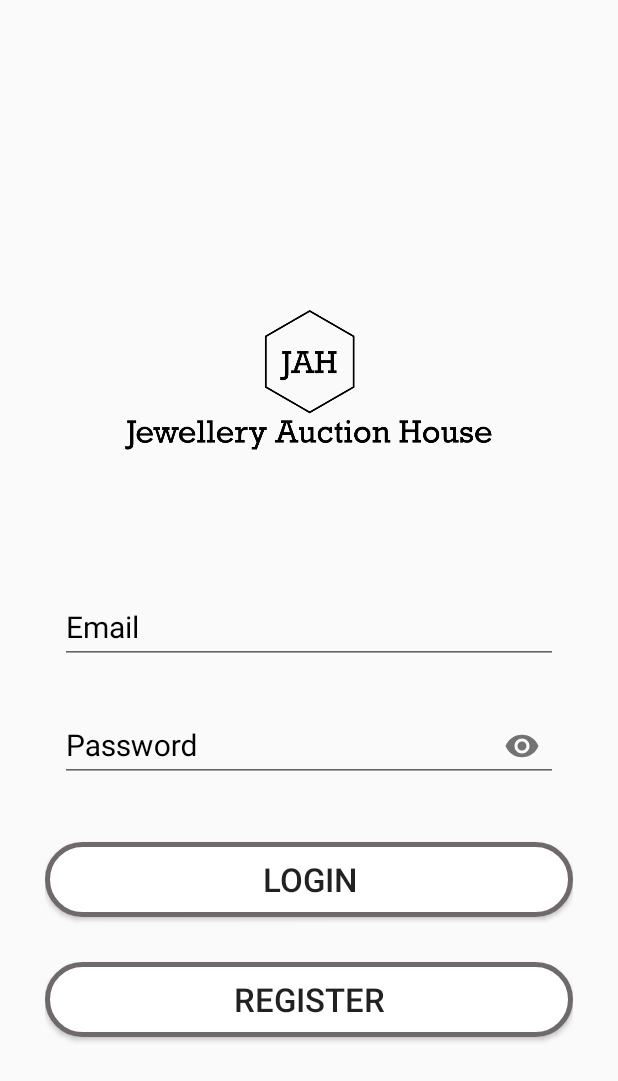
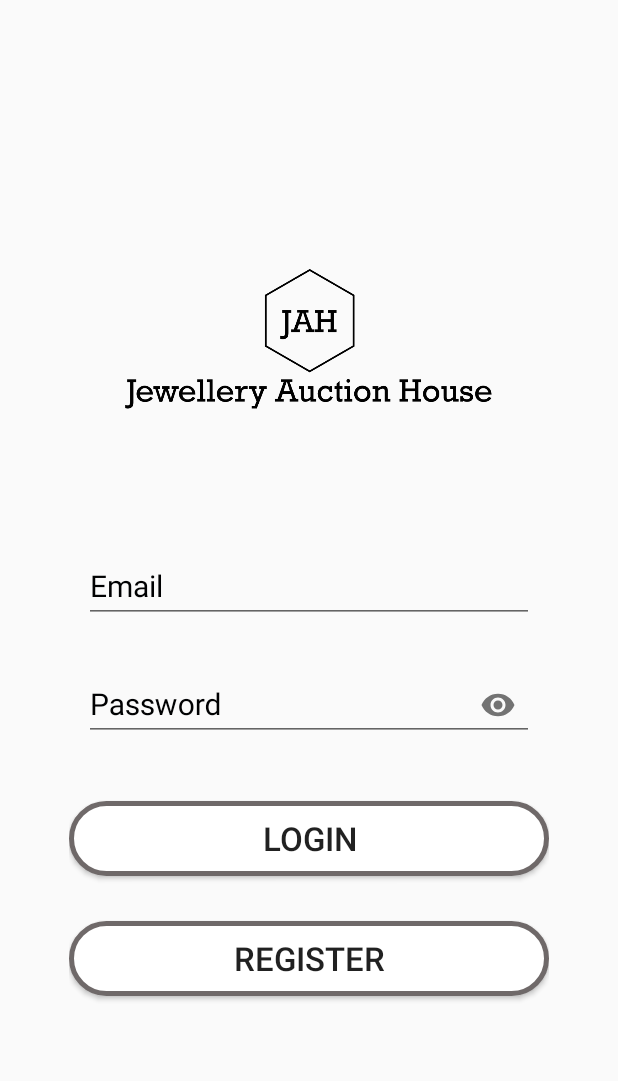
Before and after one commit to surajvdya/android-app, an Android app: the screen it shows after launch (LoginActivity), on a phone screen of 412 x 824 dp. Shown: the top 1081 px of the screen. Run offline under Robolectric (Android 15) with nearby library versions, the phone set to English and light mode, and no system bars.

Commit message:
file changes

```diff
--- a/app/src/main/java/com/jewelleryauction/jewelleryauctionhouse/url/Url.java
+++ b/app/src/main/java/com/jewelleryauction/jewelleryauctionhouse/url/Url.java
@@ -5,7 +5,7 @@ import retrofit2.converter.gson.GsonConverterFactory;
 
 public class Url {
     public static final String base_url = "http://10.0.2.2:3000/";
-    // public static final String base_url = "http://172.100.100.5:3000/";
+    // public static final String base_url = "http://192.168.0.1:3000/";
     public static String token = "";
     public static String imagePath = base_url + "upload/";
 
--- a/app/src/main/res/layout/activity_login.xml
+++ b/app/src/main/res/layout/activity_login.xml
@@ -16,6 +16,11 @@
 
         app:srcCompat="@drawable/logo" />
 
+    <LinearLayout
+        android:layout_width="320dp"
+        android:layout_height="371dp"
+        android:orientation="vertical">
+
         <com.google.android.material.textfield.TextInputLayout
             android:layout_width="match_parent"
             android:layout_height="wrap_content"
@@ -31,10 +36,10 @@
                 android:ems="10"
                 android:hint="Email"
                 android:inputType="text"
+                android:maxWidth="200dp"
                 android:textSize="20sp" />
 
         </com.google.android.material.textfield.TextInputLayout>
-
 
         <com.google.android.material.textfield.TextInputLayout
             android:layout_width="match_parent"
@@ -75,3 +80,6 @@
             android:textSize="22sp" />
 
     </LinearLayout>
+
+
+</LinearLayout>
```
Also changed, not shown: app/src/main/res/layout/cardviewmyproduct.xml (+1 -6 lines), app/src/main/res/layout/fragment_home.xml (+11 -5 lines), 3 other files. Lines whose indentation alone changed are shown as unchanged.
